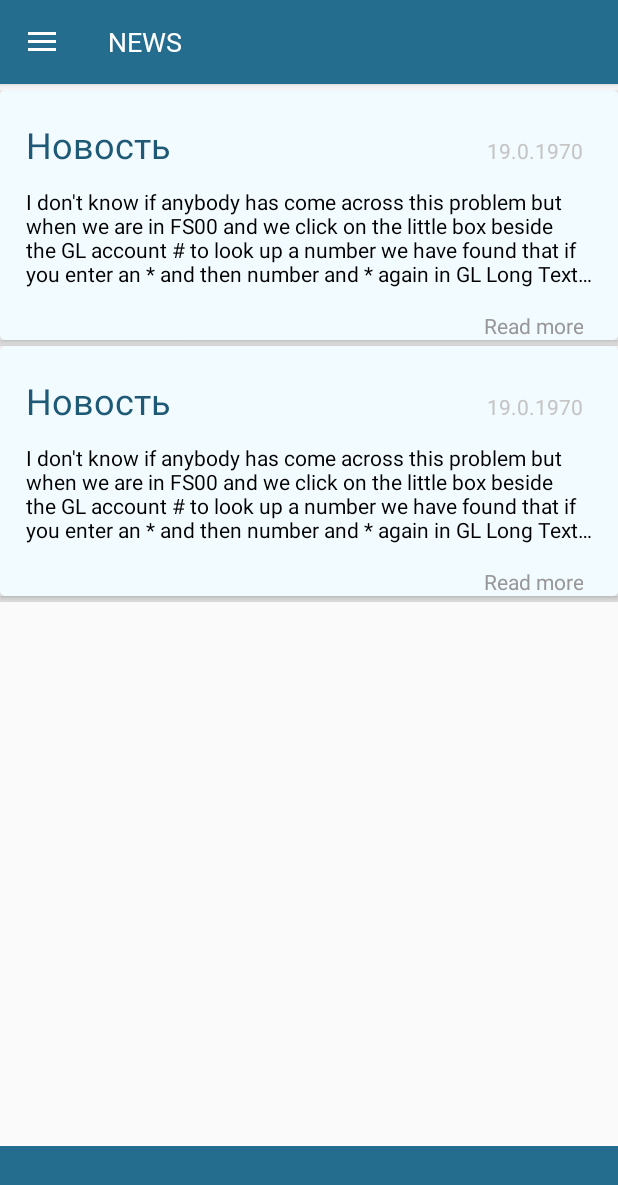
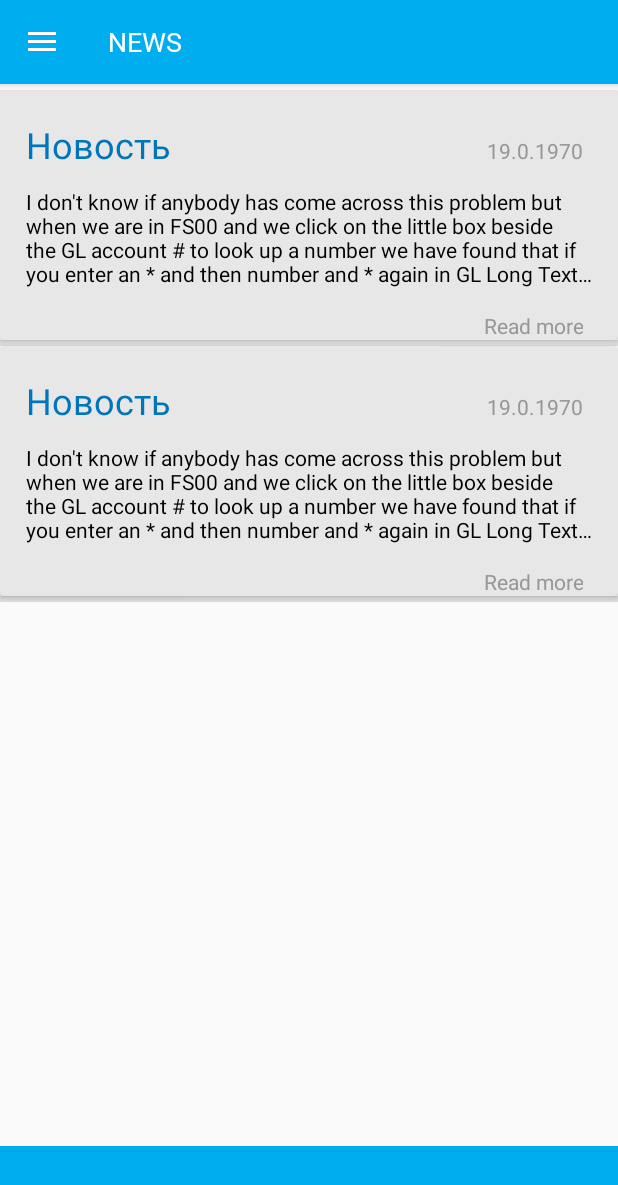
Before and after one commit to Osa-sergey/BRS-1, an Android app: the screen it shows after launch (NavigationDrawer), after a tap on "News", on a phone screen of 412 x 824 dp. Shown: the top 1185 px of the screen. Run offline under Robolectric (Android 15) with nearby library versions, the phone set to English and light mode, and no system bars; our stand-ins replace Room's generated code; 3 other taps on this screen came first.

Commit message:
изменен цветовой дизайн

```diff
--- a/app/src/main/res/values/colors.xml
+++ b/app/src/main/res/values/colors.xml
@@ -5,14 +5,14 @@
     <color name="colorAccent">#D81B60</color>
 
     <color name="colorActivityBackground">#FFF</color>
-    <color name="colorBottomMenuBackground">#256D8F</color>
+    <color name="colorBottomMenuBackground">#00ADEE</color>
     <color name="colorItemBottomMenuBackground">#FFF</color>
 
-    <color name="colorSideHeaderBackground">#9C3844</color>
-    <color name="colorTopBarBackground">#256D8F</color>
+    <color name="colorSideHeaderBackground">#D75332</color>
+    <color name="colorTopBarBackground">#00ADEE</color>
 
     <color name="colorToolBarText">#FFF</color>
-    <color name="colorPopupSpinnerBackground">#ADCEDD</color>
+    <color name="colorPopupSpinnerBackground">#AAE1FA</color>
     <color name="colorPopupSpinnerText">#FFF</color>
     <color name="colorExtraInfoBackground">#EEEEEE</color>
     <color name="colorTextExtraInfo">#000</color>
@@ -21,23 +21,23 @@
     <color name="colorStudentsGroup">#DAD9D9</color>
     <color name="colorTextFragment">#000</color>
 
-    <color name="colorNewsBackground">#F2FBFF</color>
-    <color name="colorTextTitleNews">#1E5A75</color>
-    <color name="colorDateNews">#C4C4C4</color>
+    <color name="colorNewsBackground">#E7E7E8</color>
+    <color name="colorTextTitleNews">#0175BB</color>
+    <color name="colorDateNews">#979797</color>
     <color name="colorTextReadMore">#979797</color>
 
-    <color name="colorTextEmail">#1E92CA</color>
+    <color name="colorTextEmail">#00ADEE</color>
     <color name="colorPhone">#545454</color>
-    <color name="colorTextJoin">#1E5A75</color>
+    <color name="colorTextJoin">#0175BB</color>
     <color name="colorInstagram">#545454</color>
 
-    <color name="colorTaskItemBackground">#A1AEF5</color>
+    <color name="colorTaskItemBackground">#41C8F4</color>
     <color name="colorTextTask">#FFF</color>
-    <color name="colorDoneCheckBoxBackground">#1E5A75</color>
-    <color name="colorButtonAddTaskBackground">#219C81</color>
+    <color name="colorDoneCheckBoxBackground">#0175BB</color>
+    <color name="colorButtonAddTaskBackground">#63BE61</color>
 
-    <color name="colorButtonAddPointsBackground">#9C3844</color>
-    <color name="colorPointsBackground">#1E5A75</color>
+    <color name="colorButtonAddPointsBackground">#D75332</color>
+    <color name="colorPointsBackground">#0175BB</color>
     <color name="colorTextButton">#FFF</color>
     <color name="colorTextPoints">#FFF</color>
 
```
